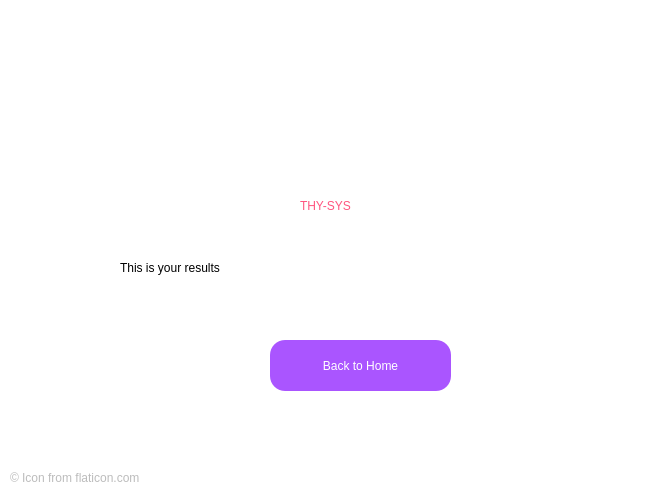
Old version of the form thysys_results.ui in the repository EuphoriaForever/thysys.
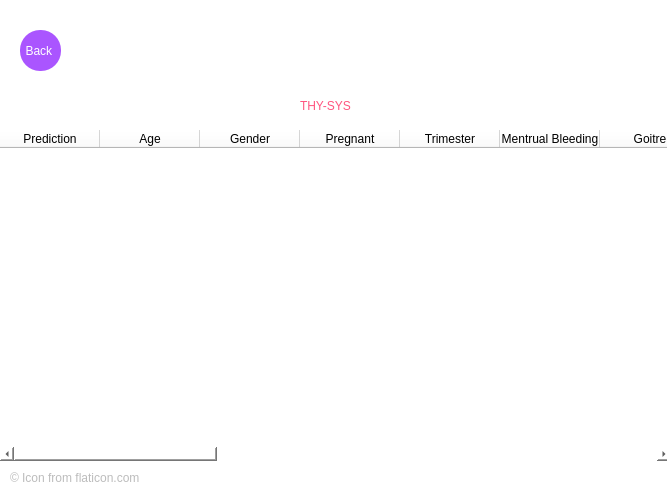
New version of the form. Icons and pictures are not drawn.

Commit message: CHAID prediction now appears in UI

What changed in the file:
```diff
--- a/thysys_results.ui
+++ b/thysys_results.ui
@@ -16,26 +16,13 @@
   <property name="styleSheet">
    <string notr="true">background-color: rgb(255, 255, 255);</string>
   </property>
-  <widget class="QLabel" name="Question">
-   <property name="geometry">
-    <rect>
-     <x>120</x>
-     <y>260</y>
-     <width>461</width>
-     <height>16</height>
-    </rect>
-   </property>
-   <property name="text">
-    <string>This is your results</string>
-   </property>
-  </widget>
   <widget class="QLabel" name="icon">
    <property name="geometry">
     <rect>
-     <x>270</x>
-     <y>50</y>
-     <width>161</width>
-     <height>141</height>
+     <x>300</x>
+     <y>10</y>
+     <width>101</width>
+     <height>81</height>
     </rect>
    </property>
    <property name="text">
@@ -52,7 +39,7 @@
    <property name="geometry">
     <rect>
      <x>300</x>
-     <y>190</y>
+     <y>90</y>
      <width>111</width>
      <height>31</height>
     </rect>
@@ -69,20 +56,20 @@
   <widget class="QPushButton" name="Back">
    <property name="geometry">
     <rect>
-     <x>270</x>
-     <y>340</y>
-     <width>181</width>
-     <height>51</height>
+     <x>20</x>
+     <y>30</y>
+     <width>41</width>
+     <height>41</height>
     </rect>
    </property>
    <property name="styleSheet">
     <string notr="true">background-color: rgb(170, 85, 255);
 color: rgb(255, 255, 255);
 font: 75 10pt &quot;Arial&quot;;
-border-radius: 15px;</string>
+border-radius: 20px;</string>
    </property>
    <property name="text">
-    <string>Back to Home</string>
+    <string>Back </string>
    </property>
   </widget>
   <widget class="QLabel" name="label_3">
@@ -101,6 +88,129 @@
     <string>© Icon from flaticon.com</string>
    </property>
   </widget>
+  <widget class="QTableWidget" name="tableWidget">
+   <property name="geometry">
+    <rect>
+     <x>0</x>
+     <y>130</y>
+     <width>671</width>
+     <height>331</height>
+    </rect>
+   </property>
+   <property name="styleSheet">
+    <string notr="true"/>
+   </property>
+   <property name="frameShape">
+    <enum>QFrame::NoFrame</enum>
+   </property>
+   <property name="frameShadow">
+    <enum>QFrame::Sunken</enum>
+   </property>
+   <property name="midLineWidth">
+    <number>0</number>
+   </property>
+   <property name="editTriggers">
+    <set>QAbstractItemView::NoEditTriggers</set>
+   </property>
+   <property name="gridStyle">
+    <enum>Qt::DotLine</enum>
+   </property>
+   <column>
+    <property name="text">
+     <string>Prediction</string>
+    </property>
+   </column>
+   <column>
+    <property name="text">
+     <string>Age</string>
+    </property>
+   </column>
+   <column>
+    <property name="text">
+     <string>Gender</string>
+    </property>
+   </column>
+   <column>
+    <property name="text">
+     <string>Pregnant</string>
+    </property>
+   </column>
+   <column>
+    <property name="text">
+     <string>Trimester</string>
+    </property>
+   </column>
+   <column>
+    <property name="text">
+     <string>Mentrual Bleeding</string>
+    </property>
+   </column>
+   <column>
+    <property name="text">
+     <string>Goitre</string>
+    </property>
+   </column>
+   <column>
+    <property name="text">
+     <string>Smoking</string>
+    </property>
+   </column>
+   <column>
+    <property name="text">
+     <string>Family History</string>
+    </property>
+   </column>
+   <column>
+    <property name="text">
+     <string>Constipation</string>
+    </property>
+   </column>
+   <column>
+    <property name="text">
+     <string>Diarrhea</string>
+    </property>
+   </column>
+   <column>
+    <property name="text">
+     <string>Amount of Sleep</string>
+    </property>
+   </column>
+   <column>
+    <property name="text">
+     <string>Nervousness</string>
+    </property>
+   </column>
+   <column>
+    <property name="text">
+     <string>Tiredness</string>
+    </property>
+   </column>
+   <column>
+    <property name="text">
+     <string>Hair loss</string>
+    </property>
+   </column>
+   <column>
+    <property name="text">
+     <string>Weight</string>
+    </property>
+   </column>
+   <column>
+    <property name="text">
+     <string>Skin</string>
+    </property>
+   </column>
+   <column>
+    <property name="text">
+     <string>Heartbeat</string>
+    </property>
+   </column>
+   <column>
+    <property name="text">
+     <string>Temperature</string>
+    </property>
+   </column>
+  </widget>
  </widget>
  <resources/>
  <connections/>
```
The commit also changes 4 other files.
